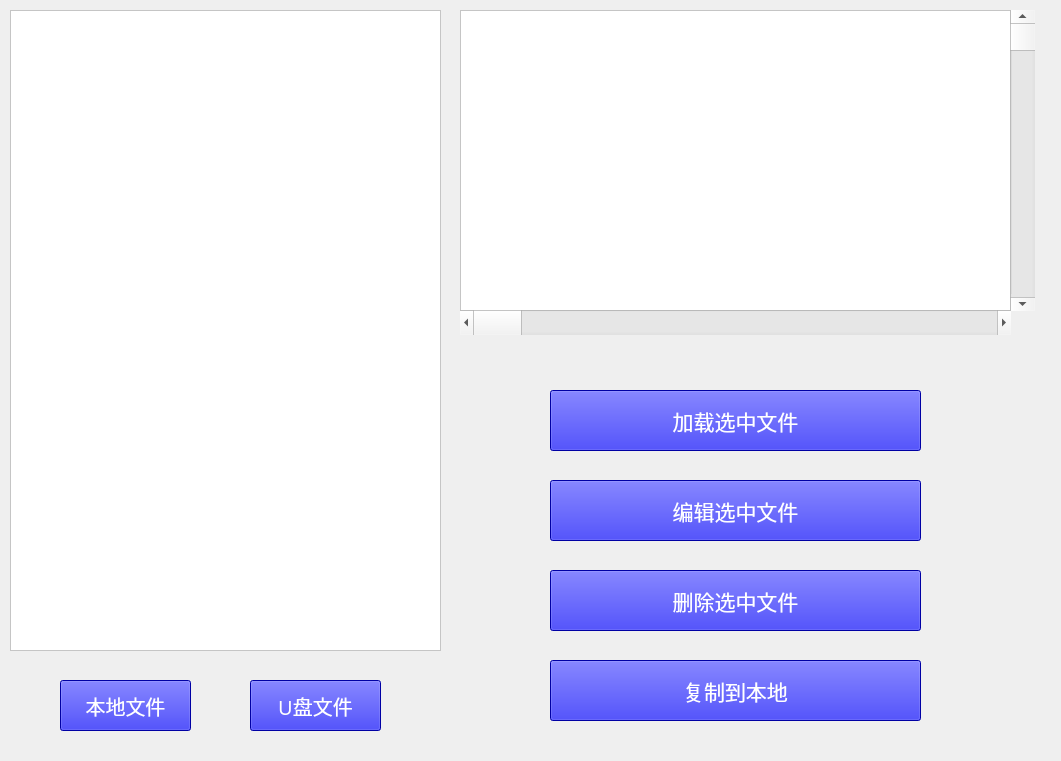
Above: HighResolutionPrinter/filemanagechild.ui from dxphmj/TwoCharPrinter before the change. Below: the same form after it.
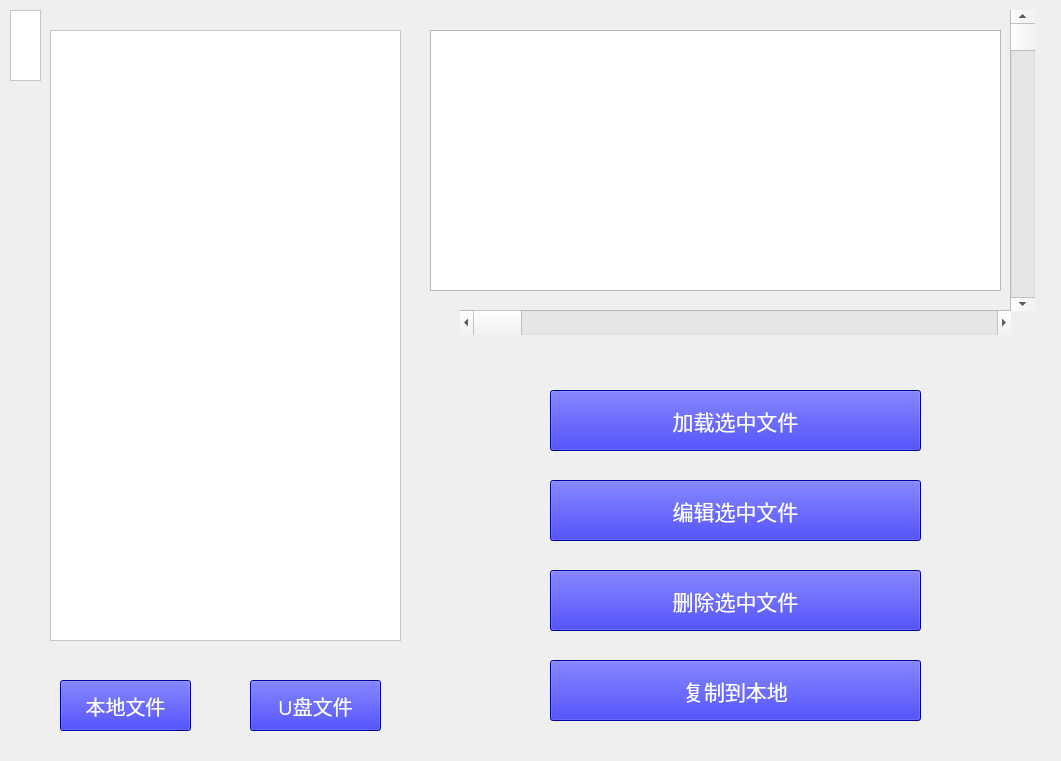
That is the form after the change.

The edit to the form file:
```diff
--- a/HighResolutionPrinter/filemanagechild.ui
+++ b/HighResolutionPrinter/filemanagechild.ui
@@ -18,8 +18,8 @@
     <rect>
      <x>10</x>
      <y>10</y>
-     <width>431</width>
-     <height>641</height>
+     <width>31</width>
+     <height>71</height>
     </rect>
    </property>
    <property name="styleSheet">
@@ -72,19 +72,6 @@
     <string>U盘文件</string>
    </property>
   </widget>
-  <widget class="QTextBrowser" name="filePrivewtextBro">
-   <property name="geometry">
-    <rect>
-     <x>460</x>
-     <y>10</y>
-     <width>551</width>
-     <height>301</height>
-    </rect>
-   </property>
-   <property name="styleSheet">
-    <string notr="true">background-color: rgb(255, 255, 255);</string>
-   </property>
-  </widget>
   <widget class="QScrollBar" name="filePreHorScrollBar">
    <property name="geometry">
     <rect>
@@ -203,6 +190,29 @@
     <string>复制到本地</string>
    </property>
   </widget>
+  <widget class="QListWidget" name="ListWidget1">
+   <property name="geometry">
+    <rect>
+     <x>50</x>
+     <y>30</y>
+     <width>351</width>
+     <height>611</height>
+    </rect>
+   </property>
+   <property name="styleSheet">
+    <string notr="true">background-color: rgb(255, 255, 255);</string>
+   </property>
+  </widget>
+  <widget class="QTextEdit" name="filePrivewtextBro">
+   <property name="geometry">
+    <rect>
+     <x>430</x>
+     <y>30</y>
+     <width>571</width>
+     <height>261</height>
+    </rect>
+   </property>
+  </widget>
  </widget>
  <layoutdefault spacing="6" margin="11"/>
  <resources/>
```
Left out of the diff: 22 changed lines with no effect on the pictures.
